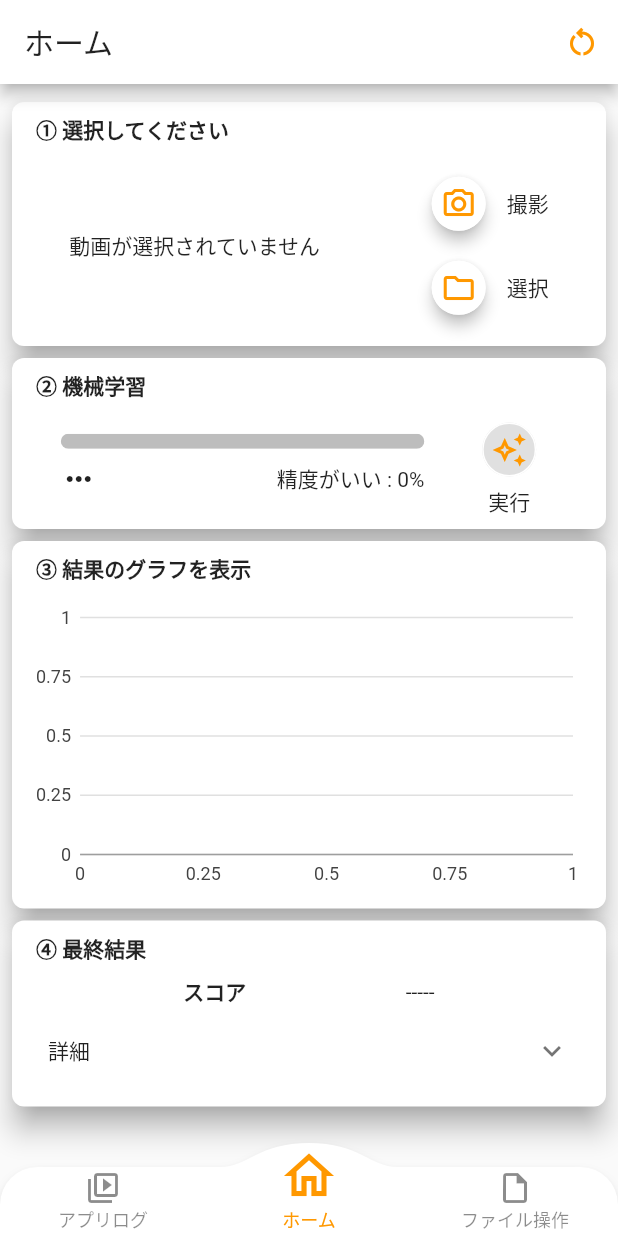
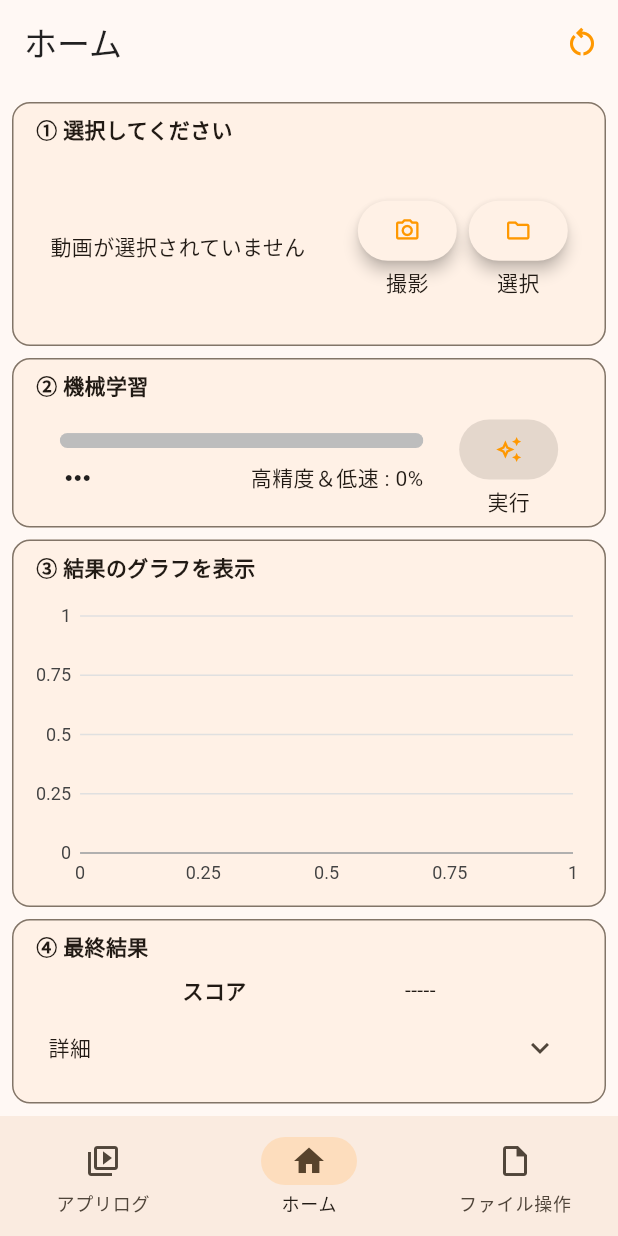
Before and after one commit to Hanjuku-Kobo/walking-analysis, a Flutter app: the MyMainPage screen opened directly, on a phone screen of 412 x 824 dp. Run offline on Flutter 3.47's test engine with Material 2 defaults, Android fonts, the phone set to English and light mode, and no system bars; drawn by our look-alikes of convex_bottom_bar; our stand-ins replace charts_flutter, csv, flutter_native_splash, flutter_riverpod, fluttertoast, image_picker and 4 more; missing offline and left inert: flutter_ffmpeg, fraction, video_thumbnail; accounts and stored records are empty.

Commit message:
Material design 3 を適応

```diff
--- a/walking_analysis/lib/app.dart
+++ b/walking_analysis/lib/app.dart
@@ -9,21 +9,12 @@ import 'state/introduction_provider.dart';
 class MyApp extends ConsumerWidget {
   const MyApp({Key? key}) : super(key: key);
 
-  final MaterialColor materialWhite = const MaterialColor(
-    0xFFFFFFFF,
-    <int, Color>{
-      50: Color(0xFFFFFFFF),
-      100: Color(0xFFFFFFFF),
-      200: Color(0xFFFFFFFF),
-      300: Color(0xFFFFFFFF),
-      400: Color(0xFFFFFFFF),
-      500: Color(0xFFFFFFFF),
-      600: Color(0xFFFFFFFF),
-      700: Color(0xFFFFFFFF),
-      800: Color(0xFFFFFFFF),
-      900: Color(0xFFFFFFFF),
-    },
-  );
+  ThemeData _themeData() {
+    return ThemeData(
+      useMaterial3: true,
+      colorSchemeSeed: Colors.orangeAccent[200]
+    );
+  }
 
   // This widget is the root of your application.
   @override
@@ -35,9 +26,7 @@ class MyApp extends ConsumerWidget {
 
     return MaterialApp(
       title: 'Flutter Demo',
-      theme: ThemeData(
-        primarySwatch: materialWhite,
-      ),
+      theme: _themeData(),
       home: intro ? IntroductionPage() : const MyMainPage(),
     );
   }
--- a/walking_analysis/lib/main.dart
+++ b/walking_analysis/lib/main.dart
@@ -1,4 +1,5 @@
 import 'package:flutter/material.dart';
+import 'package:flutter/services.dart';
 import 'package:flutter_native_splash/flutter_native_splash.dart';
 import 'package:flutter_riverpod/flutter_riverpod.dart';
 
@@ -10,14 +11,18 @@ void main() {
   WidgetsBinding widgetsBinding = WidgetsFlutterBinding.ensureInitialized();
   FlutterNativeSplash.preserve(widgetsBinding: widgetsBinding);
 
+  // ステータスバー & ナビゲーションバーの設定
+  WidgetsFlutterBinding.ensureInitialized();
+  SystemChrome.setEnabledSystemUIMode(SystemUiMode.immersiveSticky);
+
   runApp(
     const ProviderScope(
         child: MyApp(),
     ),
   );
 
-  // pathのセットアップ
+  // pathの設定
   VideoFilePath.setup();
-  // 比較用データのセットアップ
+  // 比較用データの設定
   StaticVar().setComparisonData();
 }
--- a/walking_analysis/lib/model/configs/ml_mode_list.dart
+++ b/walking_analysis/lib/model/configs/ml_mode_list.dart
@@ -4,6 +4,6 @@ enum MlModels {
 }
 
 final mlDescriptionText = [
-  "精度がいい",
-  "速度が速い",
+  "高精度＆低速",
+  "低精度＆高速",
 ];
--- a/walking_analysis/lib/screen/main_page.dart
+++ b/walking_analysis/lib/screen/main_page.dart
@@ -40,7 +40,29 @@ class MyMainPageState extends ConsumerState<MyMainPage> {
     return Scaffold(
         resizeToAvoidBottomInset: false,
         body: pageList[selectedIndex],
-        bottomNavigationBar: const MyBottomNavigationBar()
+        bottomNavigationBar: NavigationBar(
+          onDestinationSelected: (int index) {
+            ref.read(selectedIndexProvider.notifier).state = index;
+          },
+          selectedIndex: selectedIndex,
+          destinations: const <Widget>[
+            NavigationDestination(
+              selectedIcon: Icon(Icons.video_library),
+              icon: Icon(Icons.video_library_outlined,),
+              label: 'アプリログ',
+            ),
+            NavigationDestination(
+              selectedIcon: Icon(Icons.home),
+              icon: Icon(Icons.home_outlined),
+              label: 'ホーム',
+            ),
+            NavigationDestination(
+              selectedIcon: Icon(Icons.insert_drive_file),
+              icon: Icon(Icons.insert_drive_file_outlined),
+              label: 'ファイル操作',
+            ),
+          ],
+        )
     );
   }
 }
--- a/walking_analysis/lib/screen/view/file_library_page.dart
+++ b/walking_analysis/lib/screen/view/file_library_page.dart
@@ -116,7 +116,8 @@ class FileLibraryPageState extends ConsumerState<FileLibraryPage> {
           ),
         ],
       ),
-      body: Column(
+      body: SingleChildScrollView(
+        child: Column(
             children: [
               const SizedBox(height: 8,),
               CardTemplate(
@@ -224,6 +225,7 @@ class FileLibraryPageState extends ConsumerState<FileLibraryPage> {
               ),
               const SizedBox(height: 8,),
             ]
+        ),
       )
     );
   }
--- a/walking_analysis/lib/screen/view/home_page.dart
+++ b/walking_analysis/lib/screen/view/home_page.dart
@@ -25,7 +25,6 @@ class HomePage extends ConsumerWidget {
                 ? () => RestartRepository().restart(ref)
                 : null,
             icon: const Icon(Icons.restart_alt_outlined, color: Colors.orange),
-
           ),
         ],
       ),
--- a/walking_analysis/lib/view_model/prepare_view_model.dart
+++ b/walking_analysis/lib/view_model/prepare_view_model.dart
@@ -126,7 +126,7 @@ class PrepareViewModel extends ConsumerWidget {
               child: const Text('動画が選択されていません'),
             )
         ),
-        Column(
+        Row(
           children: <Widget>[
             OriginalIconButton(
               icon: Icons.camera_alt_outlined,
@@ -144,9 +144,9 @@ class PrepareViewModel extends ConsumerWidget {
                 );
               } : null,
               text: const Text('撮影'),
-              isRow: true,
+              isRow: false,
             ),
-            const SizedBox(height: 8,),
+            const SizedBox(width: 8,),
             OriginalIconButton(
               icon: Icons.folder_outlined,
               onPressed: _prepareState ? () {
@@ -162,7 +162,7 @@ class PrepareViewModel extends ConsumerWidget {
                 );
               } : null,
               text: const Text('選択'),
-              isRow: true,
+              isRow: false,
             ),
           ],
         ),
--- a/walking_analysis/lib/widget/card_template.dart
+++ b/walking_analysis/lib/widget/card_template.dart
@@ -13,10 +13,12 @@ class CardTemplate extends StatelessWidget {
   @override
   Widget build(BuildContext context) {
     return Card(
-      elevation: 8,
-      shadowColor: Colors.grey,
+      elevation: 0,
       shape: RoundedRectangleBorder(
-          borderRadius: BorderRadius.circular(8)
+        side: BorderSide(
+          color: Theme.of(context).colorScheme.outline,
+        ),
+        borderRadius: const BorderRadius.all(Radius.circular(12)),
       ),
       margin: const EdgeInsets.symmetric(horizontal: 8, vertical: 4),
       child: Container(
--- a/walking_analysis/lib/widget/file_page_dialog.dart
+++ b/walking_analysis/lib/widget/file_page_dialog.dart
@@ -58,6 +58,7 @@ class FileHandlingDialog extends StatelessWidget {
 
   void _reloadFileList() {
     List list = getOriginalFileNameList(dir);
+    list.sort((a, b) => a.compareTo(b));
     ref.read(fileListProvider.notifier).setList(list);
   }
 
@@ -111,7 +112,12 @@ class FileHandlingDialog extends StatelessWidget {
                   return AlertDialog(
                     title: Text('ファイル名を入力'),
                     content: TextField(
-                      decoration: InputDecoration(hintText: 'ファイル名を入力してください'),
+                      obscureText: true,
+                      decoration: const InputDecoration(
+                        hintText: 'ファイル名を入力してください',
+                        border: OutlineInputBorder(),
+                        labelText: 'Name'
+                      ),
                       autofocus: true,
                       onChanged: (text) {
                         inputText = text;
--- a/walking_analysis/lib/widget/original_icon_button.dart
+++ b/walking_analysis/lib/widget/original_icon_button.dart
@@ -21,13 +21,6 @@ class OriginalIconButton extends StatelessWidget {
         child: Icon(icon, color: Colors.orange),
         style: ElevatedButton.styleFrom(
           elevation: 4,
-          shape: const CircleBorder(
-            side: BorderSide(
-              color: Colors.white,
-              width: 1,
-              style: BorderStyle.solid,
-            ),
-          ),
         ),
       ),
       text,
```
Lines whose indentation alone changed are shown as unchanged.
